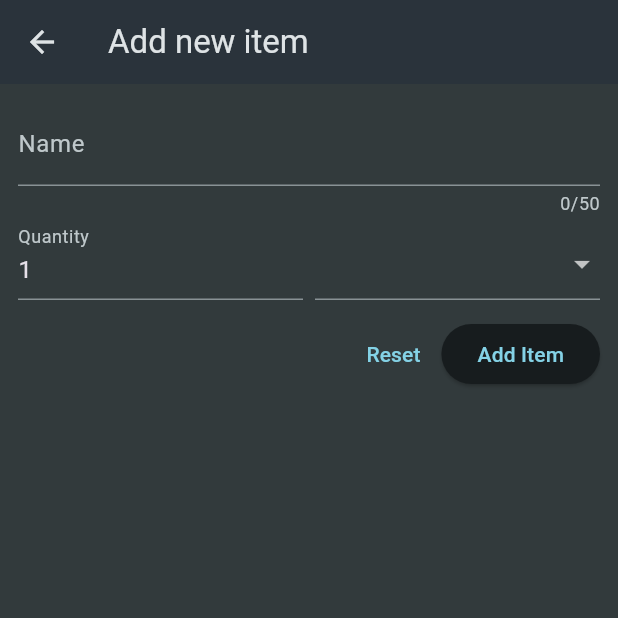
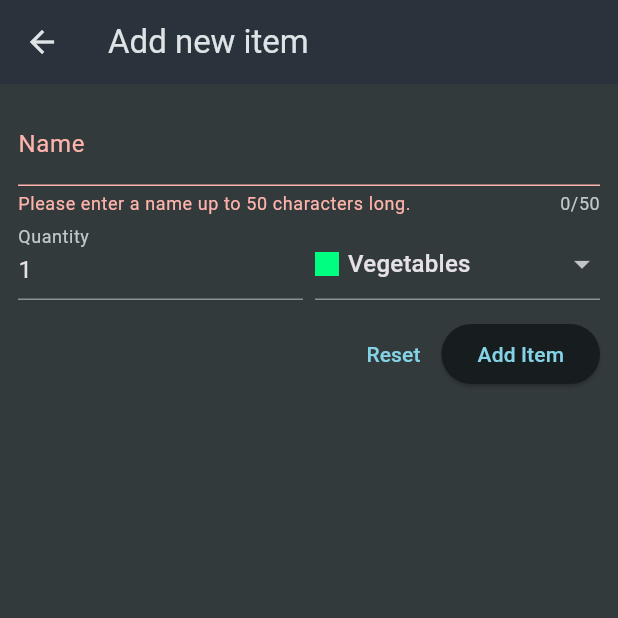
Before and after one commit to AliKhachab/shopping_list, a Flutter app: the NewItem screen opened directly, after a tap on "Add Item", on a phone screen of 412 x 824 dp, the top half of it. Run offline on Flutter 3.47's test engine with Material 3 defaults, Android fonts, the phone set to English and light mode, and no system bars; our stand-ins replace flutter_platform_widgets.

Commit message:
added form to save user input data

```diff
--- a/lib/widgets/new_item.dart
+++ b/lib/widgets/new_item.dart
@@ -1,6 +1,7 @@
 import 'package:flutter/material.dart';
 import 'package:shopping_list/data/categories.dart';
 import 'package:flutter_platform_widgets/flutter_platform_widgets.dart';
+import 'package:shopping_list/models/category.dart';
 
 class NewItem extends StatefulWidget {
   const NewItem({super.key});
@@ -10,45 +11,61 @@ class NewItem extends StatefulWidget {
 }
 
 @override
-  class _NewItemState extends State<NewItem>{
+class _NewItemState extends State<NewItem> {
+  final _formKey = GlobalKey<FormState>(); // instead of using controllers, we use a form key to manage form state
+  var _enteredName = '';
+  var _enteredQuantity = 1;
+  var _selectedCategory = categories[Categories.vegetables]!;
 
-    void _showDialog(String message) {
-    showPlatformDialog(
-      context: context,
-      builder: (ctx) => PlatformAlertDialog(
-        title: const Text('Invalid Input'),
-        content: Text(message),
-        actions: [
-          PlatformDialogAction(
-            child: const Text('Okay'),
-            onPressed: () {
-              Navigator.of(ctx).pop();
-            },
-          ),
-        ],
-      ),
-    );
+  void _saveItem() {
+
+    // take the form, check the state, and check if any fields are invalid. we need to put ! b/c what if state is null? in our case it won't ever be null because the form will always be there when this method is called
+    if (!_formKey.currentState!.validate()) {
+      _formKey.currentState?.save(); // saves the form state, triggering onSaved callbacks if any
+    }
   }
 
+  // void _showDialog(String message) {
+  //   showPlatformDialog(
+  //     context: context,
+  //     builder: (ctx) => PlatformAlertDialog(
+  //       title: const Text('Invalid Input'),
+  //       content: Text(message),
+  //       actions: [
+  //         PlatformDialogAction(
+  //           child: const Text('Okay'),
+  //           onPressed: () {
+  //             Navigator.of(ctx).pop();
+  //           },
+  //         ),
+  //       ],
+  //     ),
+  //   );
+  // }
+
   @override
-  Widget build(BuildContext context)
-  {
+  Widget build(BuildContext context) {
     return Scaffold(
-      appBar: AppBar(
-        title: Text("Add new item"),
-      ),
-      body: Padding(padding: EdgeInsets.all(12),
+      appBar: AppBar(title: Text("Add new item")),
+      body: Padding(
+        padding: EdgeInsets.all(12),
         child: Form(
+          key: _formKey,
           child: Column(
             children: [
               TextFormField(
                 maxLength: 50,
                 decoration: InputDecoration(label: Text('Name')),
-                validator: (value){
-                  if (value == null || value.trim().isEmpty || value.trim().length > 50) {
+                validator: (value) {
+                  if (value == null ||
+                      value.trim().isEmpty ||
+                      value.trim().length > 50) {
                     return 'Please enter a name up to 50 characters long.';
                   }
                   return null;
+                },
+                onSaved: (value) {
+                  _enteredName = value!;
                 },
               ),
               Row(
@@ -56,44 +73,67 @@ class NewItem extends StatefulWidget {
                 children: [
                   Expanded(
                     child: TextFormField(
-                    decoration: InputDecoration(
-                      label:Text("Quantity"),
-                    ),
+                      decoration: InputDecoration(label: Text("Quantity")),
+                      keyboardType: TextInputType.number,
+                      validator: (value) {
+                        if (value == null ||
+                            int.tryParse(value) == null ||
+                            int.parse(value) <= 0) {
+                              return 'Please enter a valid positive number.';
+                        }
+                        return null;
+                      },
+                      onSaved: (value) {
+                        _enteredQuantity = int.parse(value!);
+                      },
                       initialValue: '1',
                     ),
                   ),
-                const SizedBox(width:8),
+                  const SizedBox(width: 8),
                   Expanded(
-                  child: DropdownButtonFormField(items: [
-                    for(final category in categories.entries)
+                    child: DropdownButtonFormField(
+                      initialValue: _selectedCategory,
+                      items: [
+                        for (final category in categories.entries)
                           DropdownMenuItem(
-                        value:category.value,
-                        child: Row(children: [
+                            value: category.value,
+                            child: Row(
+                              children: [
                                 Container(
-                          width:16,
-                          height:16,
-                          color:category.value.color
+                                  width: 16,
+                                  height: 16,
+                                  color: category.value.color,
                                 ),
-                        const SizedBox(width:6),
+                                const SizedBox(width: 6),
                                 Text(category.value.name),
-                      ],)
-                      ,)
-                  ], onChanged: (value){}),
+                              ],
                             ),
-              ],),
+                          ),
+                      ],
+                      onChanged: (value) {
+                        setState(() => _selectedCategory = value!);
+                      },
+                    ),
+                  ),
+                ],
+              ),
               const SizedBox(height: 12),
               Row(
                 mainAxisAlignment: MainAxisAlignment.end,
                 children: [
-                  TextButton(onPressed: (){}, child: Text("Reset"), ),
-                  ElevatedButton(onPressed: (){}, child: Text("Add Item"), ),
-
-              ],)
+                  TextButton(
+                    onPressed: () {
+                      _formKey.currentState!.reset();
+                    },
+                    child: Text("Reset"),
+                  ),
+                  ElevatedButton(onPressed: _saveItem, child: Text("Add Item")),
+                ],
+              ),
             ],
           ),
         ),
       ),
-
     );
   }
 }
```
Lines whose indentation alone changed are shown as unchanged.
